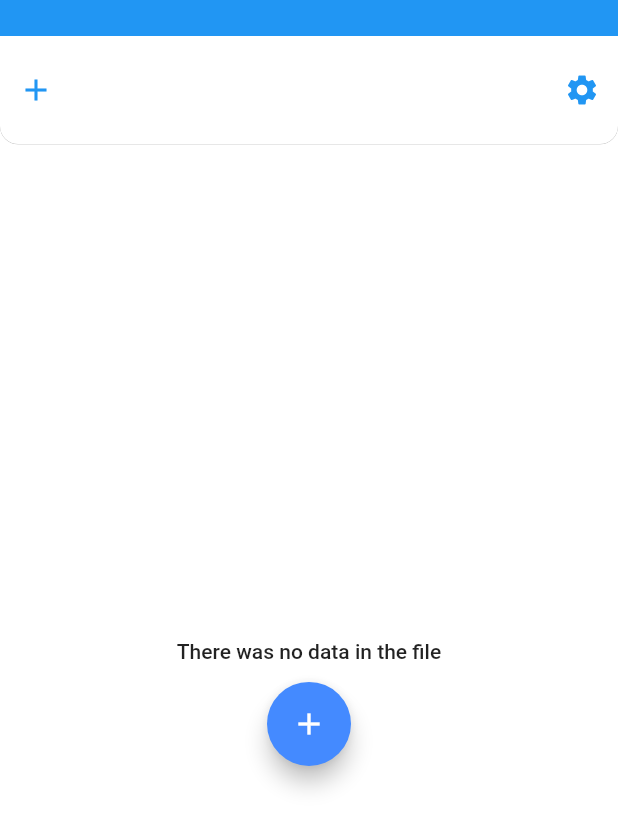
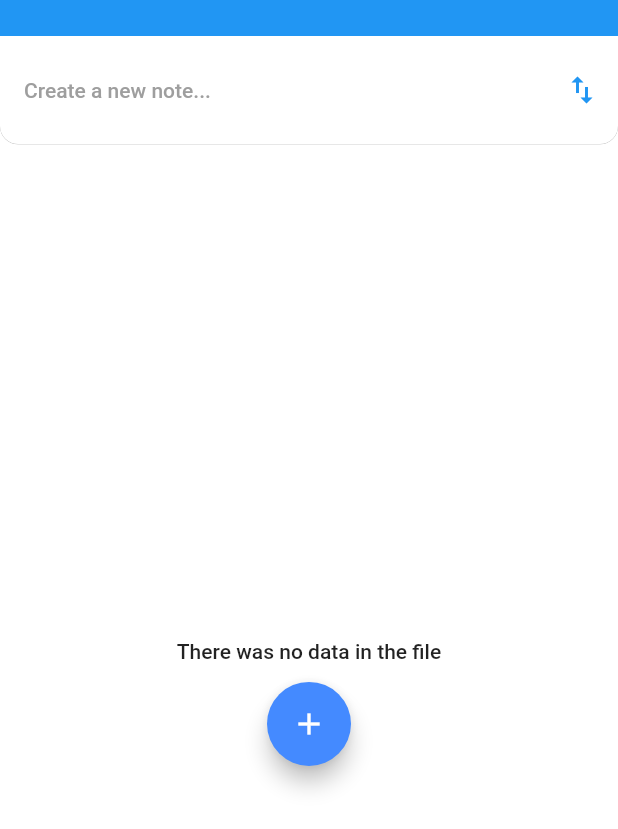
Before and after one commit to acoudray1/hupomnesis, a Flutter app: the screen it shows after launch, on a phone screen of 412 x 824 dp. Shown: the top 829 px of the screen. Run offline on Flutter 3.47's test engine with Material 2 defaults, Android fonts, the phone set to English and light mode, and no system bars; our stand-ins replace flutter_sticky_header, rxdart, shared_preferences.

Commit message:
HUP-8 : header icons added

```diff
--- a/lib/src/views/note_page/build_header.dart
+++ b/lib/src/views/note_page/build_header.dart
@@ -64,19 +64,28 @@ class BuildHeader extends StatelessWidget {
                       onPressed: () =>
                         notePageRoot.noteBloc.deleteNote(listOfNotes: notePageRoot.noteBloc.notes, noteSelectionBloc: notePageRoot.noteSelectionBloc),
                     ),
+                    IconButton(
+                      icon: const Icon(Icons.notifications),
+                      onPressed: () => true,
+                    ),
+                    IconButton(
+                      icon: const Icon(Icons.color_lens),
+                      onPressed: () => true,
+                    ),
                   ],
                 ) : Row(
                   mainAxisAlignment: MainAxisAlignment.spaceBetween,
                   children: <Widget>[
-                    IconButton(
-                      icon: const Icon(Icons.add),
+                    MaterialButton(
+                      height: 72,
                       onPressed: () {
                         // TODO(onPressed): Send to note creation page
-                        notePageRoot.noteBloc.createNote('NOTE #TEST-${random.nextInt(10)}', 'Lorem ipsum tititi');
+                        notePageRoot.noteBloc.createNote('NOTE #TEST-${random.nextInt(99)}', 'Lorem ipsum tititi');
                       },
+                      child: Text('Create a new note...', style: Style.commonTextStyle.copyWith(color: Colors.grey),),
                     ),
                     IconButton(
-                      icon: const Icon(Icons.settings),
+                      icon: const Icon(Icons.import_export),
                       onPressed: () {
                         // TODO(onPressed): Implement settigs configuration
                         notePageRoot.noteBloc.deleteNote(note: notePageRoot.noteBloc.notes.last);
```
